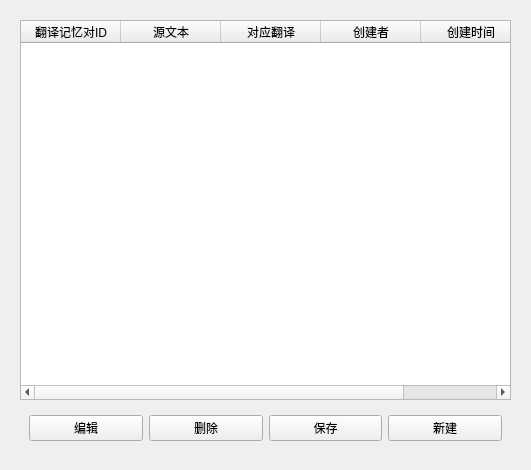
Before: the Qt Designer form src/temp_tm_manage翻译记忆库/TM_items_show.ui in vegetablebasket/CAT-Desktop-Tool, drawn with Qt 5.
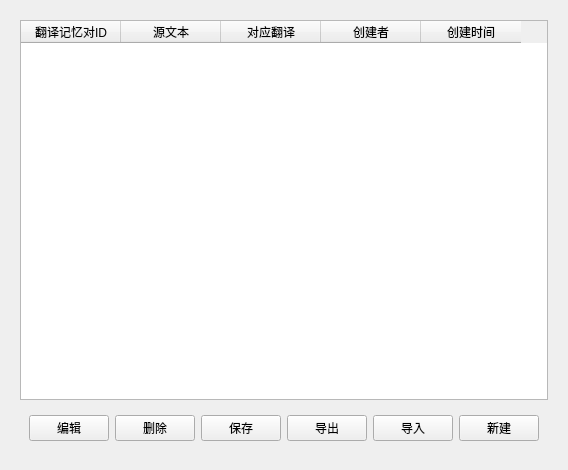
After: the same form once the commit is applied.

Commit message: 增加导出与导入按钮

```diff
--- a/src/temp_tm_manage翻译记忆库/TM_items_show.ui
+++ b/src/temp_tm_manage翻译记忆库/TM_items_show.ui
@@ -6,7 +6,7 @@
    <rect>
     <x>0</x>
     <y>0</y>
-    <width>531</width>
+    <width>534</width>
     <height>470</height>
    </rect>
   </property>
@@ -73,6 +73,20 @@
            </property>
           </widget>
          </item>
+         <item>
+          <widget class="QPushButton" name="pushButton_export">
+           <property name="text">
+            <string>导出</string>
+           </property>
+          </widget>
+         </item>
+         <item>
+          <widget class="QPushButton" name="pushButton_import">
+           <property name="text">
+            <string>导入</string>
+           </property>
+          </widget>
+         </item>
          <item>
           <widget class="QPushButton" name="pushButton_createTMitems">
            <property name="text">
```
